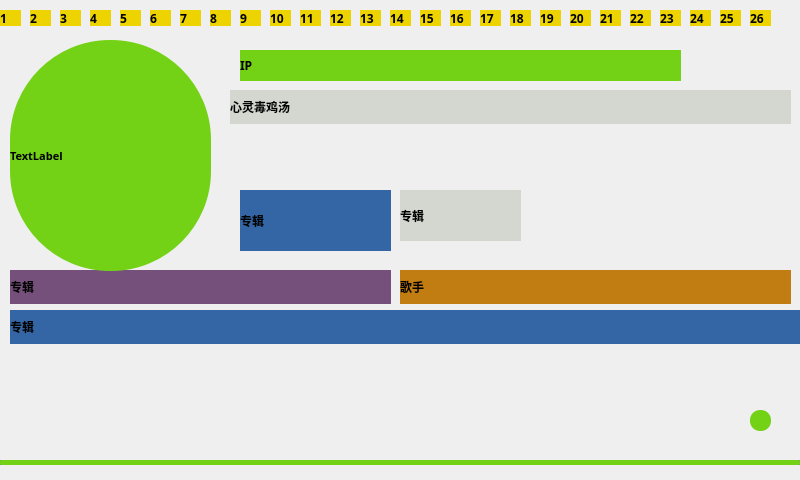
Above: mainwindow.ui from droplazy/AudioCabinet before the change. Below: the same form after it.
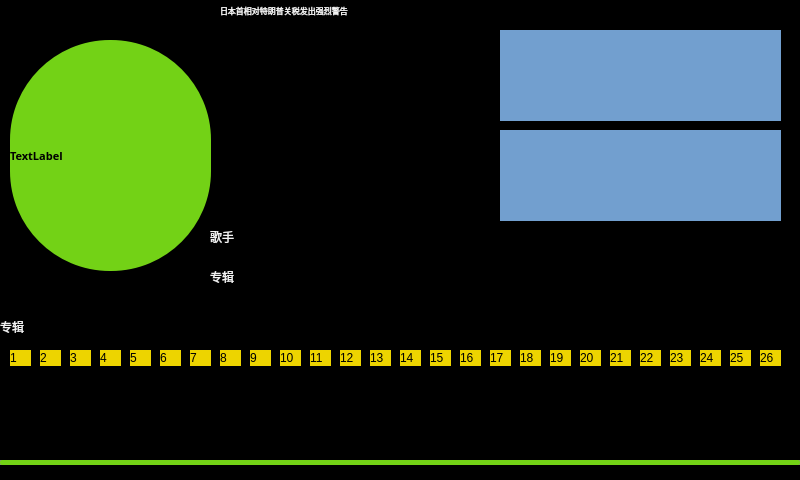
That is the form after the change.

```diff
--- a/mainwindow.ui
+++ b/mainwindow.ui
@@ -21,20 +21,21 @@
    <string>MainWindow</string>
   </property>
   <property name="styleSheet">
-   <string notr="true"/>
+   <string notr="true">background-color: rgb(0, 0, 0);</string>
   </property>
   <widget class="QWidget" name="centralWidget">
    <widget class="QLabel" name="label_artist">
     <property name="geometry">
      <rect>
-      <x>400</x>
-      <y>270</y>
-      <width>391</width>
+      <x>210</x>
+      <y>220</y>
+      <width>561</width>
       <height>34</height>
      </rect>
     </property>
     <property name="styleSheet">
-     <string notr="true">background-color: rgb(193, 125, 17);</string>
+     <string notr="true">
+color: rgb(243, 243, 243);</string>
     </property>
     <property name="text">
      <string>歌手 </string>
@@ -43,15 +44,15 @@
    <widget class="QLabel" name="label_aumble">
     <property name="geometry">
      <rect>
-      <x>10</x>
-      <y>270</y>
-      <width>381</width>
+      <x>210</x>
+      <y>260</y>
+      <width>561</width>
       <height>34</height>
      </rect>
     </property>
     <property name="styleSheet">
-     <string notr="true">font: 11pt &quot;Ubuntu Condensed&quot;;
-background-color: rgb(117, 80, 123);</string>
+     <string notr="true">
+color: rgb(243, 243, 243);</string>
     </property>
     <property name="text">
      <string>专辑  </string>
@@ -60,85 +61,47 @@
    <widget class="QLabel" name="label_title">
     <property name="geometry">
      <rect>
-      <x>10</x>
+      <x>0</x>
       <y>310</y>
-      <width>801</width>
+      <width>811</width>
       <height>34</height>
      </rect>
     </property>
-    <property name="styleSheet">
-     <string notr="true">background-color: rgb(52, 101, 164);</string>
+    <property name="font">
+     <font>
+      <family>Ubuntu Light</family>
+     </font>
     </property>
-    <property name="text">
-     <string>专辑  </string>
-    </property>
-   </widget>
-   <widget class="QLabel" name="label_position">
-    <property name="geometry">
-     <rect>
-      <x>400</x>
-      <y>190</y>
-      <width>121</width>
-      <height>51</height>
-     </rect>
-    </property>
     <property name="styleSheet">
-     <string notr="true">background-color: rgb(211, 215, 207);</string>
+     <string notr="true">
+color: rgb(243, 243, 243);</string>
     </property>
     <property name="text">
      <string>专辑  </string>
     </property>
    </widget>
-   <widget class="QLabel" name="label_duration">
+   <widget class="QLabel" name="label_HotSearch">
     <property name="geometry">
      <rect>
-      <x>240</x>
-      <y>190</y>
-      <width>151</width>
-      <height>61</height>
-     </rect>
-    </property>
-    <property name="styleSheet">
-     <string notr="true">background-color: rgb(52, 101, 164);</string>
-    </property>
-    <property name="text">
-     <string>专辑  </string>
-    </property>
-   </widget>
-   <widget class="QLabel" name="label_soulwords">
-    <property name="geometry">
-     <rect>
-      <x>230</x>
-      <y>90</y>
+      <x>220</x>
+      <y>0</y>
       <width>561</width>
-      <height>34</height>
+      <height>21</height>
      </rect>
     </property>
-    <property name="styleSheet">
-     <string notr="true">background-color: rgb(211, 215, 207);
-font: 75 11pt &quot;Ubuntu Condensed&quot;;</string>
+    <property name="font">
+     <font>
+      <pointsize>6</pointsize>
+     </font>
     </property>
-    <property name="text">
-     <string>心灵毒鸡汤</string>
-    </property>
-   </widget>
-   <widget class="QLabel" name="label_IP">
-    <property name="geometry">
-     <rect>
-      <x>240</x>
-      <y>50</y>
-      <width>441</width>
-      <height>31</height>
-     </rect>
-    </property>
     <property name="styleSheet">
-     <string notr="true">background-color: rgb(115, 210, 22);</string>
+     <string notr="true">color: rgb(243, 243, 243);</string>
     </property>
     <property name="text">
-     <string>IP</string>
+     <string>日本首相对特朗普关税发出强烈警告</string>
     </property>
    </widget>
-   <widget class="QLabel" name="label_weather">
+   <widget class="QLabel" name="label_aumblePic">
     <property name="geometry">
      <rect>
       <x>10</x>
@@ -171,8 +134,8 @@
    <widget class="QLabel" name="label">
     <property name="geometry">
      <rect>
-      <x>0</x>
-      <y>10</y>
+      <x>10</x>
+      <y>350</y>
       <width>21</width>
       <height>16</height>
      </rect>
@@ -187,8 +150,8 @@
    <widget class="QLabel" name="label_2">
     <property name="geometry">
      <rect>
-      <x>30</x>
-      <y>10</y>
+      <x>40</x>
+      <y>350</y>
       <width>21</width>
       <height>16</height>
      </rect>
@@ -203,8 +166,8 @@
    <widget class="QLabel" name="label_3">
     <property name="geometry">
      <rect>
-      <x>60</x>
-      <y>10</y>
+      <x>70</x>
+      <y>350</y>
       <width>21</width>
       <height>16</height>
      </rect>
@@ -219,8 +182,8 @@
    <widget class="QLabel" name="label_4">
     <property name="geometry">
      <rect>
-      <x>90</x>
-      <y>10</y>
+      <x>100</x>
+      <y>350</y>
       <width>21</width>
       <height>16</height>
      </rect>
@@ -235,8 +198,8 @@
    <widget class="QLabel" name="label_5">
     <property name="geometry">
      <rect>
-      <x>120</x>
-      <y>10</y>
+      <x>130</x>
+      <y>350</y>
       <width>21</width>
       <height>16</height>
      </rect>
@@ -251,8 +214,8 @@
    <widget class="QLabel" name="label_6">
     <property name="geometry">
      <rect>
-      <x>150</x>
-      <y>10</y>
+      <x>160</x>
+      <y>350</y>
       <width>21</width>
       <height>16</height>
      </rect>
@@ -267,8 +230,8 @@
    <widget class="QLabel" name="label_7">
     <property name="geometry">
      <rect>
-      <x>180</x>
-      <y>10</y>
+      <x>190</x>
+      <y>350</y>
       <width>21</width>
       <height>16</height>
      </rect>
@@ -283,8 +246,8 @@
    <widget class="QLabel" name="label_8">
     <property name="geometry">
      <rect>
-      <x>210</x>
-      <y>10</y>
+      <x>220</x>
+      <y>350</y>
       <width>21</width>
       <height>16</height>
      </rect>
@@ -299,8 +262,8 @@
    <widget class="QLabel" name="label_9">
     <property name="geometry">
      <rect>
-      <x>240</x>
-      <y>10</y>
+      <x>250</x>
+      <y>350</y>
       <width>21</width>
       <height>16</height>
      </rect>
@@ -315,8 +278,8 @@
    <widget class="QLabel" name="label_10">
     <property name="geometry">
      <rect>
-      <x>270</x>
-      <y>10</y>
+      <x>280</x>
+      <y>350</y>
       <width>21</width>
       <height>16</height>
      </rect>
@@ -331,8 +294,8 @@
    <widget class="QLabel" name="label_11">
     <property name="geometry">
      <rect>
-      <x>300</x>
-      <y>10</y>
+      <x>310</x>
+      <y>350</y>
       <width>21</width>
       <height>16</height>
      </rect>
@@ -347,8 +310,8 @@
    <widget class="QLabel" name="label_12">
     <property name="geometry">
      <rect>
-      <x>330</x>
-      <y>10</y>
+      <x>340</x>
+      <y>350</y>
       <width>21</width>
       <height>16</height>
      </rect>
@@ -363,8 +326,8 @@
    <widget class="QLabel" name="label_13">
     <property name="geometry">
      <rect>
-      <x>360</x>
-      <y>10</y>
+      <x>370</x>
+      <y>350</y>
       <width>21</width>
       <height>16</height>
      </rect>
@@ -379,8 +342,8 @@
    <widget class="QLabel" name="label_14">
     <property name="geometry">
      <rect>
-      <x>420</x>
-      <y>10</y>
+      <x>430</x>
+      <y>350</y>
       <width>21</width>
       <height>16</height>
      </rect>
@@ -395,8 +358,8 @@
    <widget class="QLabel" name="label_15">
     <property name="geometry">
      <rect>
-      <x>390</x>
-      <y>10</y>
+      <x>400</x>
+      <y>350</y>
       <width>21</width>
       <height>16</height>
      </rect>
@@ -411,8 +374,8 @@
    <widget class="QLabel" name="label_16">
     <property name="geometry">
      <rect>
-      <x>450</x>
-      <y>10</y>
+      <x>460</x>
+      <y>350</y>
       <width>21</width>
       <height>16</height>
      </rect>
@@ -427,8 +390,8 @@
    <widget class="QLabel" name="label_17">
     <property name="geometry">
      <rect>
-      <x>480</x>
-      <y>10</y>
+      <x>490</x>
+      <y>350</y>
       <width>21</width>
       <height>16</height>
      </rect>
@@ -443,8 +406,8 @@
    <widget class="QLabel" name="label_18">
     <property name="geometry">
      <rect>
-      <x>510</x>
-      <y>10</y>
+      <x>520</x>
+      <y>350</y>
       <width>21</width>
       <height>16</height>
      </rect>
@@ -459,8 +422,8 @@
    <widget class="QLabel" name="label_19">
     <property name="geometry">
      <rect>
-      <x>540</x>
-      <y>10</y>
+      <x>550</x>
+      <y>350</y>
       <width>21</width>
       <height>16</height>
      </rect>
@@ -475,8 +438,8 @@
    <widget class="QLabel" name="label_20">
     <property name="geometry">
      <rect>
-      <x>570</x>
-      <y>10</y>
+      <x>580</x>
+      <y>350</y>
       <width>21</width>
       <height>16</height>
      </rect>
@@ -491,8 +454,8 @@
    <widget class="QLabel" name="label_21">
     <property name="geometry">
      <rect>
-      <x>600</x>
-      <y>10</y>
+      <x>610</x>
+      <y>350</y>
       <width>21</width>
       <height>16</height>
      </rect>
@@ -507,8 +470,8 @@
    <widget class="QLabel" name="label_22">
     <property name="geometry">
      <rect>
-      <x>630</x>
-      <y>10</y>
+      <x>640</x>
+      <y>350</y>
       <width>21</width>
       <height>16</height>
      </rect>
@@ -523,8 +486,8 @@
    <widget class="QLabel" name="label_23">
     <property name="geometry">
      <rect>
-      <x>660</x>
-      <y>10</y>
+      <x>670</x>
+      <y>350</y>
       <width>21</width>
       <height>16</height>
      </rect>
@@ -539,8 +502,8 @@
    <widget class="QLabel" name="label_24">
     <property name="geometry">
      <rect>
-      <x>690</x>
-      <y>10</y>
+      <x>700</x>
+      <y>350</y>
       <width>21</width>
       <height>16</height>
      </rect>
@@ -555,8 +518,8 @@
    <widget class="QLabel" name="label_25">
     <property name="geometry">
      <rect>
-      <x>720</x>
-      <y>10</y>
+      <x>730</x>
+      <y>350</y>
       <width>21</width>
       <height>16</height>
      </rect>
@@ -571,8 +534,8 @@
    <widget class="QLabel" name="label_26">
     <property name="geometry">
      <rect>
-      <x>750</x>
-      <y>10</y>
+      <x>760</x>
+      <y>350</y>
       <width>21</width>
       <height>16</height>
      </rect>
@@ -617,18 +580,61 @@
      <string/>
     </property>
    </widget>
-   <widget class="QLabel" name="label_progressbar_point">
+   <widget class="QLabel" name="label_Weather_today">
     <property name="geometry">
      <rect>
-      <x>750</x>
-      <y>410</y>
-      <width>21</width>
-      <height>21</height>
+      <x>500</x>
+      <y>30</y>
+      <width>281</width>
+      <height>91</height>
      </rect>
     </property>
+    <property name="font">
+     <font>
+      <pointsize>6</pointsize>
+     </font>
+    </property>
     <property name="styleSheet">
-     <string notr="true">background-color: rgb(115, 210, 22);
-border-radius:10px;</string>
+     <string notr="true">color: rgb(243, 243, 243);
+background-color: rgb(114, 159, 207);</string>
+    </property>
+    <property name="text">
+     <string/>
+    </property>
+   </widget>
+   <widget class="QLabel" name="label_Weather_future">
+    <property name="geometry">
+     <rect>
+      <x>500</x>
+      <y>130</y>
+      <width>281</width>
+      <height>91</height>
+     </rect>
+    </property>
+    <property name="font">
+     <font>
+      <pointsize>3</pointsize>
+     </font>
+    </property>
+    <property name="styleSheet">
+     <string notr="true">color: rgb(243, 243, 243);
+background-color: rgb(114, 159, 207);</string>
+    </property>
+    <property name="text">
+     <string/>
+    </property>
+   </widget>
+   <widget class="QLabel" name="label_date">
+    <property name="geometry">
+     <rect>
+      <x>220</x>
+      <y>30</y>
+      <width>271</width>
+      <height>131</height>
+     </rect>
+    </property>
+    <property name="styleSheet">
+     <string notr="true">color: rgb(243, 243, 243);</string>
     </property>
     <property name="text">
      <string/>
@@ -636,11 +642,8 @@
    </widget>
    <zorder>label_artist</zorder>
    <zorder>label_aumble</zorder>
-   <zorder>label_position</zorder>
-   <zorder>label_duration</zorder>
-   <zorder>label_soulwords</zorder>
-   <zorder>label_IP</zorder>
-   <zorder>label_weather</zorder>
+   <zorder>label_HotSearch</zorder>
+   <zorder>label_aumblePic</zorder>
    <zorder>label</zorder>
    <zorder>label_2</zorder>
    <zorder>label_3</zorder>
@@ -669,8 +672,10 @@
    <zorder>label_26</zorder>
    <zorder>label_title</zorder>
    <zorder>label_progressbar_back</zorder>
-   <zorder>label_progressbar_point</zorder>
    <zorder>label_progressbar_up</zorder>
+   <zorder>label_Weather_today</zorder>
+   <zorder>label_Weather_future</zorder>
+   <zorder>label_date</zorder>
   </widget>
  </widget>
  <layoutdefault spacing="6" margin="11"/>
```
